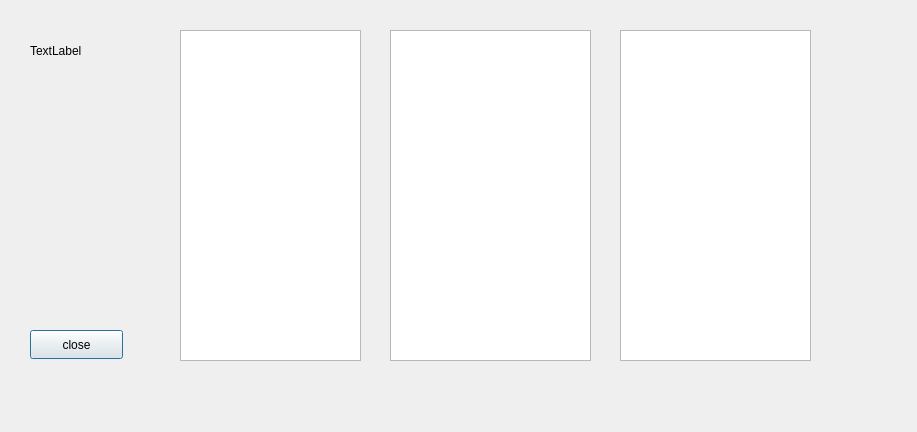
Above: client/geraph.ui from AP-projects-4001/jan-ghahve before the change. Below: the same form after it.
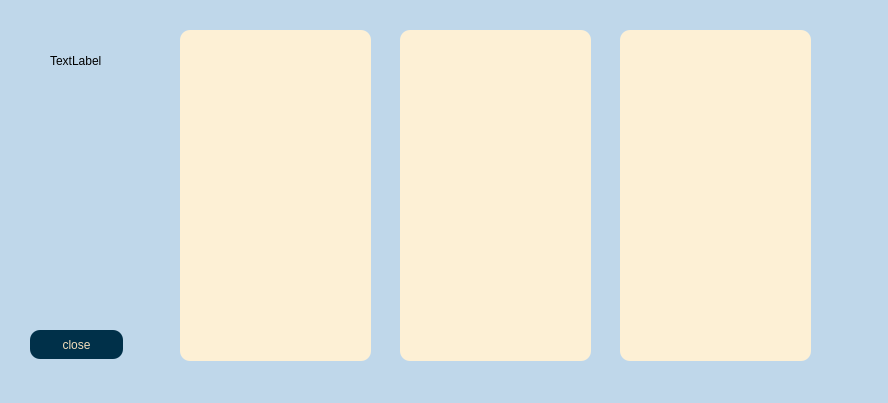
That is the form after the change.

What changed in the file:
```diff
--- a/client/geraph.ui
+++ b/client/geraph.ui
@@ -6,18 +6,22 @@
    <rect>
     <x>0</x>
     <y>0</y>
-    <width>917</width>
-    <height>432</height>
+    <width>888</width>
+    <height>403</height>
    </rect>
   </property>
   <property name="windowTitle">
    <string>Dialog</string>
   </property>
+  <property name="styleSheet">
+   <string notr="true">background-color:rgb(191, 215, 234);
+</string>
+  </property>
   <widget class="QLabel" name="label">
    <property name="geometry">
     <rect>
-     <x>30</x>
-     <y>30</y>
+     <x>50</x>
+     <y>40</y>
      <width>111</width>
      <height>41</height>
     </rect>
@@ -31,20 +35,34 @@
     <rect>
      <x>180</x>
      <y>30</y>
-     <width>181</width>
+     <width>191</width>
      <height>331</height>
     </rect>
    </property>
+   <property name="cursor" stdset="0">
+    <cursorShape>PointingHandCursor</cursorShape>
+   </property>
+   <property name="styleSheet">
+    <string notr="true">background-color:rgb(253, 240, 213);
+border-radius: 10%;</string>
+   </property>
   </widget>
   <widget class="QListWidget" name="listWidget_2">
    <property name="geometry">
     <rect>
-     <x>390</x>
+     <x>400</x>
      <y>30</y>
-     <width>201</width>
+     <width>191</width>
      <height>331</height>
     </rect>
    </property>
+   <property name="cursor" stdset="0">
+    <cursorShape>PointingHandCursor</cursorShape>
+   </property>
+   <property name="styleSheet">
+    <string notr="true">background-color:rgb(253, 240, 213);
+border-radius: 10%;</string>
+   </property>
   </widget>
   <widget class="QListWidget" name="listWidget_3">
    <property name="geometry">
@@ -55,6 +73,13 @@
      <height>331</height>
     </rect>
    </property>
+   <property name="cursor" stdset="0">
+    <cursorShape>PointingHandCursor</cursorShape>
+   </property>
+   <property name="styleSheet">
+    <string notr="true">background-color:rgb(253, 240, 213);
+border-radius: 10%;</string>
+   </property>
   </widget>
   <widget class="QPushButton" name="pushButton">
    <property name="geometry">
@@ -65,6 +90,14 @@
      <height>29</height>
     </rect>
    </property>
+   <property name="cursor">
+    <cursorShape>PointingHandCursor</cursorShape>
+   </property>
+   <property name="styleSheet">
+    <string notr="true">background-color:rgb(0, 48, 73);
+border-radius: 10px;
+color:rgb(245, 223, 187);</string>
+   </property>
    <property name="text">
     <string>close</string>
    </property>
```
